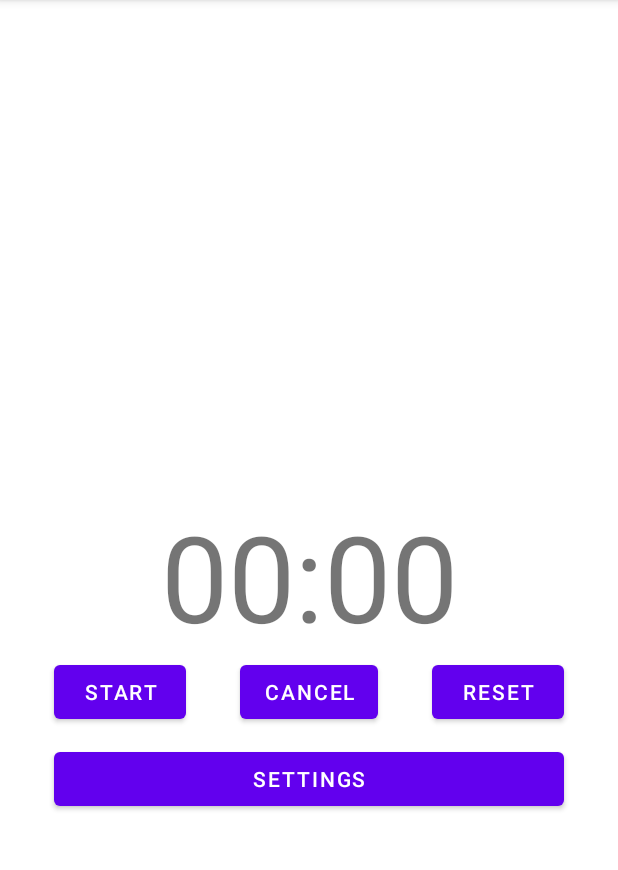
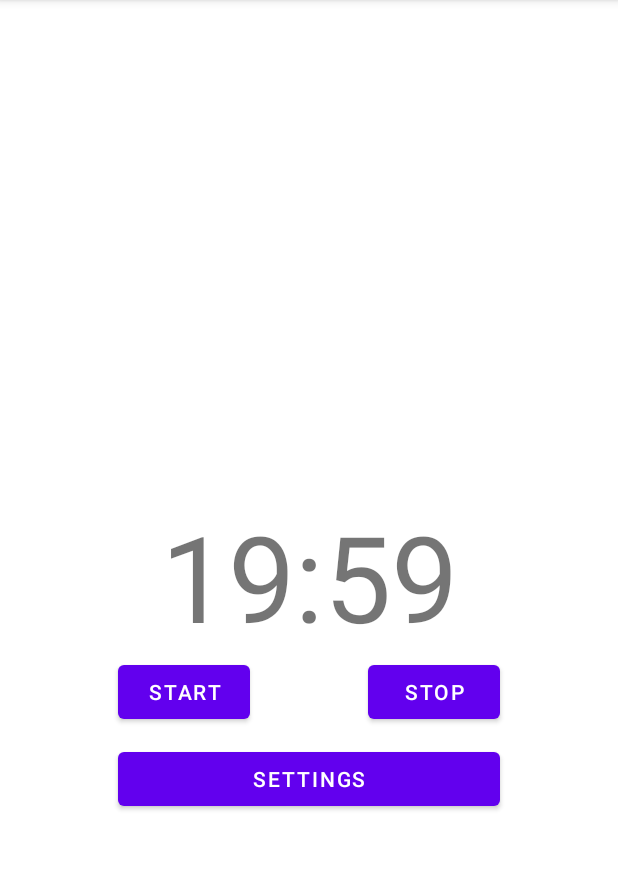
Before and after one commit to jgrimes91/CP3406UtilityApp, an Android app: the screen it shows after launch (MainActivity), after a tap on "START", on a phone screen of 412 x 824 dp, the part 84-954 px from its top. Run offline under Robolectric (Android 15) with nearby library versions, the phone set to English and light mode, and no system bars.

Commit message:
Timer functionality

```diff
--- a/EyeCare/app/build.gradle
+++ b/EyeCare/app/build.gradle
@@ -41,9 +41,6 @@ dependencies {
     implementation 'androidx.appcompat:appcompat:1.6.1'
     implementation 'com.google.android.material:material:1.8.0'
     implementation 'androidx.constraintlayout:constraintlayout:2.1.4'
-    implementation 'androidx.databinding:databinding-common:7.1.2'
-    implementation 'androidx.core:core-ktx:+'
     testImplementation 'junit:junit:4.13.2'
     androidTestImplementation 'androidx.test.ext:junit:1.1.5'
-    androidTestImplementation 'androidx.test.espresso:espresso-core:3.5.1'
 }
--- a/EyeCare/app/src/main/AndroidManifest.xml
+++ b/EyeCare/app/src/main/AndroidManifest.xml
@@ -1,6 +1,8 @@
 <?xml version="1.0" encoding="utf-8"?>
 <manifest xmlns:android="http://schemas.android.com/apk/res/android"
     xmlns:tools="http://schemas.android.com/tools">
+
+    <uses-permission android:name="android.permission.POST_NOTIFICATIONS" />
 
     <application
         android:allowBackup="true"
--- a/EyeCare/app/src/main/java/au/edu/jcu/utilityapp/eyecare/MainActivity.kt
+++ b/EyeCare/app/src/main/java/au/edu/jcu/utilityapp/eyecare/MainActivity.kt
@@ -4,27 +4,64 @@ import android.content.Intent
 import android.os.Bundle
 import android.os.CountDownTimer
 import androidx.appcompat.app.AppCompatActivity
+import androidx.core.app.NotificationCompat
+import androidx.core.app.NotificationManagerCompat
 import au.edu.jcu.utilityapp.eyecare.databinding.ActivityMainBinding
 
 class MainActivity : AppCompatActivity() {
+    private lateinit var binding: ActivityMainBinding
+    private lateinit var eyeTimer: CountDownTimer
 
-    lateinit var binding: ActivityMainBinding
 
-    var isRunning: Boolean = false
 
     override fun onCreate(savedInstanceState: Bundle?) {
         super.onCreate(savedInstanceState)
         binding = ActivityMainBinding.inflate(layoutInflater)
         setContentView(binding.root)
 
-        binding.startBtn.setOnClickListener {  }
-        binding.cancelBtn.setOnClickListener { }
-        binding.resetBtn.setOnClickListener {  }
+
+
+        binding.startBtn.setOnClickListener { startTimer() }
+        binding.stopBtn.setOnClickListener { stopTimer() }
         binding.settingsBtn.setOnClickListener { changeSettings() }
+
 
     }
 
 
+    private fun stopTimer() {
+        val blankTime = "00:00"
+        binding.timerTv.text = blankTime
+        eyeTimer.cancel()
+    }
+
+    private fun startTimer() {
+        intervalTimer()
+    }
+
+    private fun intervalTimer() {
+        val timerLength: Long = 20 * 60_000
+        eyeTimer = object : CountDownTimer(timerLength, 1000) {
+            override fun onTick(msToFinised: Long) {
+                val minutes = msToFinised / 1000 / 60
+                val seconds = msToFinised / 1000 % 60
+                displayTimer(minutes, seconds)
+            }
+
+            override fun onFinish() {
+                eyeTimer.cancel()
+                // Add a snackbar?
+            }
+        }
+        eyeTimer.start()
+    }
+
+
+    private fun displayTimer(minutes: Long, seconds: Long) {
+        val formattedTime = "%02d:%02d".format(minutes, seconds)
+        binding.timerTv.text = formattedTime
+
+    }
 
     /**
      * Move to SettingsActivity to change settings.
--- a/EyeCare/app/src/main/res/layout/activity_main.xml
+++ b/EyeCare/app/src/main/res/layout/activity_main.xml
@@ -27,27 +27,19 @@
         android:text="@string/start"
         app:layout_constraintStart_toStartOf="parent"
         app:layout_constraintTop_toBottomOf="@id/timer_tv"
-        app:layout_constraintEnd_toStartOf="@id/cancel_btn"/>
+        app:layout_constraintEnd_toStartOf="@id/stop_btn"/>
 
     <Button
-        android:id="@+id/cancel_btn"
+        android:id="@+id/stop_btn"
         android:layout_width="wrap_content"
         android:layout_height="wrap_content"
         android:importantForAccessibility="no"
-        android:text="@string/cancel"
+        android:text="@string/stop"
         app:layout_constraintStart_toEndOf="@id/start_btn"
         app:layout_constraintTop_toBottomOf="@id/timer_tv"
-        app:layout_constraintEnd_toStartOf="@id/reset_btn"/>
+        app:layout_constraintEnd_toEndOf="parent"/>
 
-    <Button
-        android:id="@+id/reset_btn"
-        android:layout_width="wrap_content"
-        android:layout_height="wrap_content"
-        android:importantForAccessibility="no"
-        android:text="@string/reset"
-        app:layout_constraintStart_toEndOf="@id/cancel_btn"
-        app:layout_constraintTop_toBottomOf="@id/timer_tv"
-        app:layout_constraintEnd_toEndOf="parent"/>
+
 
     <Button
         android:id="@+id/settings_btn"
@@ -55,8 +47,8 @@
         android:layout_height="wrap_content"
         android:layout_marginTop="10dp"
         android:text="@string/settings"
-        app:layout_constraintEnd_toEndOf="@id/reset_btn"
+        app:layout_constraintEnd_toEndOf="@id/stop_btn"
         app:layout_constraintStart_toStartOf="@id/start_btn"
-        app:layout_constraintTop_toBottomOf="@id/cancel_btn" />
+        app:layout_constraintTop_toBottomOf="@id/stop_btn" />
 
 </androidx.constraintlayout.widget.ConstraintLayout>
--- a/EyeCare/app/src/main/res/values/strings.xml
+++ b/EyeCare/app/src/main/res/values/strings.xml
@@ -9,7 +9,7 @@
     <string name="save_changes">Save changes</string>
     <string name="timer">00:00</string>
     <string name="start">Start</string>
-    <string name="cancel">Cancel</string>
     <string name="reset">Reset</string>
     <string name="settings">Settings</string>
+    <string name="stop">Stop</string>
 </resources>
```
Also changed, not shown: EyeCare/app/src/main/java/au/edu/jcu/utilityapp/eyecare/SettingsActivity.kt (+10 -20 lines), EyeCare/app/src/main/java/au/edu/jcu/utilityapp/eyecare/TimerActivity.kt (deleted, +0 -8 lines).
